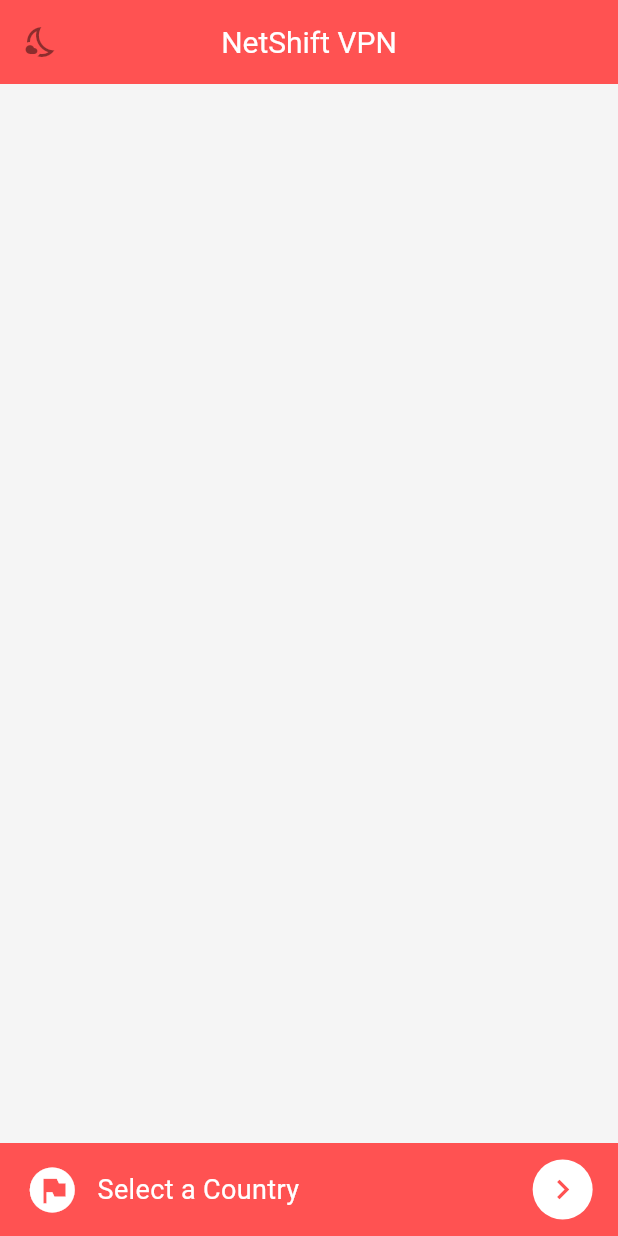
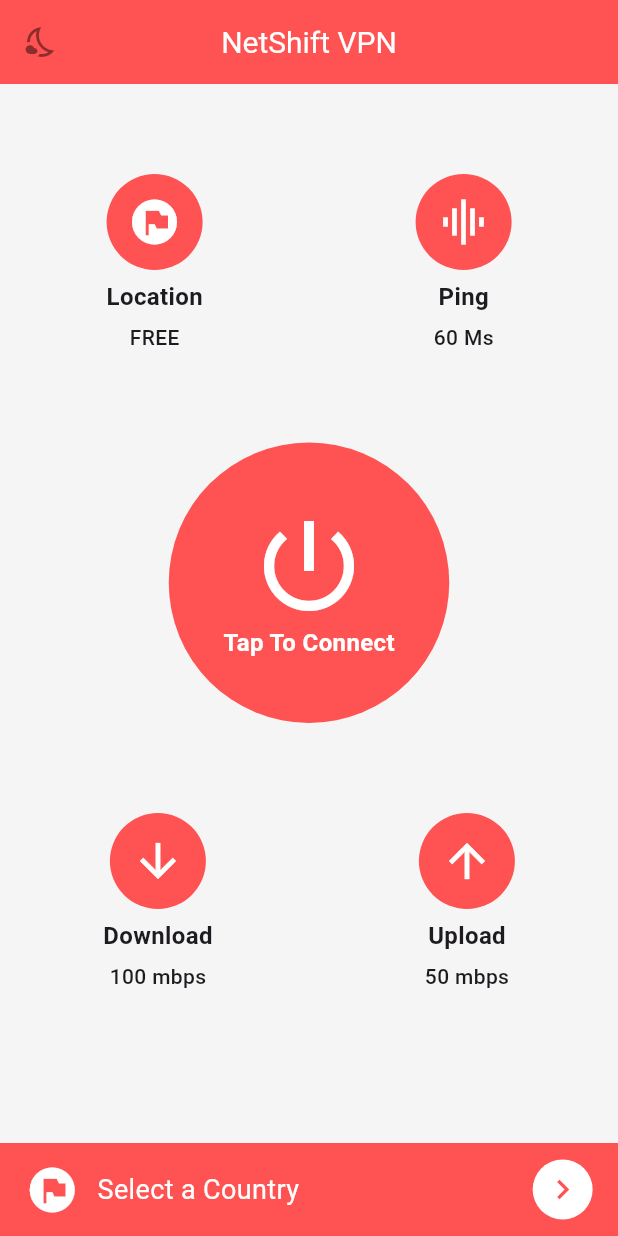
Before and after one commit to FarzinNs83/NetShift-VPN, a Flutter app: the screen it shows after launch, on a phone screen of 412 x 824 dp. Run offline on Flutter 3.47's test engine with Material 3 defaults, Android fonts, the light colour scheme and no system bars; our stand-ins replace get, get_storage.

Commit message:
folder + home page ui

```diff
--- /dev/null
+++ b/lib/component/my_comp.dart
@@ -0,0 +1,39 @@
+import 'package:flutter/material.dart';
+import 'package:get/get.dart';
+
+class CustomButtons extends StatelessWidget {
+  final String titleText;
+  final String subtitle;
+  final Widget icon;
+  const CustomButtons({
+    super.key,
+    required this.titleText,
+    required this.subtitle,
+    required this.icon,
+  });
+
+  @override
+  Widget build(BuildContext context) {
+    return SizedBox(
+        // height: Get.height * 0.50,
+        child: Column(
+          children: [
+            icon,
+            const SizedBox(
+              height: 6,
+            ),
+            Text(
+              titleText,
+              style: const TextStyle(fontSize: 16, fontWeight: FontWeight.w600),
+            ),
+            const SizedBox(
+              height: 6,
+            ),
+            Text(
+              subtitle,
+              style: const TextStyle(fontSize: 14, fontWeight: FontWeight.w500),
+            ),
+          ],
+        ));
+  }
+}
--- a/lib/theme_controller.dart
+++ b/lib/controller/theme_controller.dart
@@ -1,6 +1,6 @@
 import 'package:get/get.dart';
 import 'package:get_storage/get_storage.dart';
-import 'package:netshift_vpn/light_dark_theme.dart';
+import 'package:netshift_vpn/theme/light_dark_theme.dart';
 
 class ThemeController extends GetxController {
   var isDarkMode = false.obs;
--- a/lib/home_page.dart
+++ /dev/null
@@ -1,84 +0,0 @@
-import 'package:flutter/material.dart';
-import 'package:get/get.dart';
-import 'package:netshift_vpn/theme_controller.dart';
-
-class HomePage extends StatelessWidget {
-  HomePage({super.key});
-  BottomSelection(BuildContext context) {
-    return SafeArea(
-      child: Semantics(
-        button: true,
-        child: GestureDetector(
-          onTap: () {},
-          child: Container(
-            color: Colors.redAccent,
-            padding: EdgeInsets.symmetric(horizontal: Get.width * .041),
-            height: 62,
-            child: const Row(
-              children: [
-                Icon(
-                  Icons.flag_circle,
-                  color: Colors.white,
-                  size: 36,
-                ),
-                SizedBox(
-                  width: 12,
-                ),
-                Text(
-                  "Select a Country",
-                  style: TextStyle(
-                    color: Colors.white,
-                    fontSize: 18,
-                    fontWeight: FontWeight.w400,
-                  ),
-                ),
-                Spacer(),
-                CircleAvatar(
-                  backgroundColor: Colors.white,
-                  child: Icon(
-                    Icons.keyboard_arrow_right,
-                    color: Colors.redAccent,
-                    size: 26,
-                  ),
-                )
-              ],
-            ),
-          ),
-        ),
-      ),
-    );
-  }
-
-  final ThemeController themeController = Get.find();
-  @override
-  Widget build(BuildContext context) {
-    return Scaffold(
-      appBar: AppBar(
-        backgroundColor: Colors.redAccent,
-        title: const Text("NetShift VPN"),
-        centerTitle: true,
-        leading: Builder(
-          builder: (context) {
-            return Obx(
-              () => IconButton(
-                onPressed: () {
-                  themeController.toggleTheme();
-                },
-                icon: themeController.isDarkMode.value
-                    ? const Icon(
-                        Icons.wb_sunny_outlined,
-                        color: Colors.amberAccent,
-                      )
-                    : const Icon(
-                        Icons.nights_stay_outlined,
-                        color: Colors.black45,
-                      ),
-              ),
-            );
-          },
-        ),
-      ),
-      bottomNavigationBar: BottomSelection(context),
-    );
-  }
-}
--- a/lib/main.dart
+++ b/lib/main.dart
@@ -1,9 +1,9 @@
 import 'package:flutter/material.dart';
 import 'package:get/get.dart';
 import 'package:get_storage/get_storage.dart';
-import 'package:netshift_vpn/home_page.dart';
-import 'package:netshift_vpn/light_dark_theme.dart';
-import 'package:netshift_vpn/theme_controller.dart';
+import 'package:netshift_vpn/view/home_page.dart';
+import 'package:netshift_vpn/theme/light_dark_theme.dart';
+import 'package:netshift_vpn/controller/theme_controller.dart';
 
 void main() async {
   await GetStorage.init();
--- /dev/null
+++ b/lib/view/home_page.dart
@@ -0,0 +1,214 @@
+// ignore_for_file: prefer_const_constructors
+
+import 'package:flutter/material.dart';
+import 'package:get/get.dart';
+import 'package:netshift_vpn/component/my_comp.dart';
+import 'package:netshift_vpn/controller/theme_controller.dart';
+
+class HomePage extends StatelessWidget {
+  HomePage({super.key});
+  // ignore: non_constant_identifier_names
+  BottomSelection(BuildContext context) {
+    return SafeArea(
+      child: Semantics(
+        button: true,
+        child: GestureDetector(
+          onTap: () {},
+          child: Container(
+            color: Colors.redAccent,
+            padding: EdgeInsets.symmetric(horizontal: Get.width * .041),
+            height: 62,
+            child: const Row(
+              children: [
+                Icon(
+                  Icons.flag_circle,
+                  color: Colors.white,
+                  size: 36,
+                ),
+                SizedBox(
+                  width: 12,
+                ),
+                Text(
+                  "Select a Country",
+                  style: TextStyle(
+                    color: Colors.white,
+                    fontSize: 18,
+                    fontWeight: FontWeight.w400,
+                  ),
+                ),
+                Spacer(),
+                CircleAvatar(
+                  backgroundColor: Colors.white,
+                  child: Icon(
+                    Icons.keyboard_arrow_right,
+                    color: Colors.redAccent,
+                    size: 26,
+                  ),
+                )
+              ],
+            ),
+          ),
+        ),
+      ),
+    );
+  }
+
+  Widget vpnButton() {
+    return Column(
+      children: [
+        Semantics(
+          button: true,
+          child: InkWell(
+            onTap: () {},
+            borderRadius: BorderRadius.circular(100),
+            child: Container(
+              padding: EdgeInsets.all(14),
+              decoration: BoxDecoration(
+                shape: BoxShape.circle,
+                color: Colors.redAccent,
+              ),
+              child: Container(
+                padding: EdgeInsets.all(14),
+                decoration: BoxDecoration(
+                  shape: BoxShape.circle,
+                  color: Colors.redAccent,
+                ),
+                child: Container(
+                  padding: EdgeInsets.all(14),
+                  decoration: BoxDecoration(
+                    shape: BoxShape.circle,
+                    color: Colors.redAccent,
+                  ),
+                  child: Column(
+                    children: const [
+                      Icon(
+                        Icons.power_settings_new,size: 80,
+                        color: Colors.white,
+                      ),
+                      Text("Tap To Connect",style: TextStyle(color: Colors.white,fontSize: 16,fontWeight: FontWeight.bold,),),
+                    ],
+                  ),
+                ),
+              ),
+            ),
+
+          ),
+        )
+      ],
+    );
+  }
+
+  final ThemeController themeController = Get.find();
+  @override
+  Widget build(BuildContext context) {
+    return Scaffold(
+      appBar: AppBar(
+        backgroundColor: Colors.redAccent,
+        title: const Text("NetShift VPN"),
+        centerTitle: true,
+        leading: Builder(
+          builder: (context) {
+            return Obx(
+              () => IconButton(
+                onPressed: () {
+                  themeController.toggleTheme();
+                },
+                icon: themeController.isDarkMode.value
+                    ? const Icon(
+                        Icons.wb_sunny_outlined,
+                        color: Colors.amberAccent,
+                      )
+                    : const Icon(
+                        Icons.nights_stay_outlined,
+                        color: Colors.black45,
+                      ),
+              ),
+            );
+          },
+        ),
+      ),
+      bottomNavigationBar: BottomSelection(context),
+      body: SingleChildScrollView(
+        child:  Center(
+          child: Column(
+            mainAxisAlignment: MainAxisAlignment.center,
+            children: [
+              SizedBox(
+                height: 60,
+              ),
+              Row(
+                mainAxisAlignment: MainAxisAlignment.spaceAround,
+                children: const [
+                  CustomButtons(
+                    titleText: "Location",
+                    subtitle: "FREE",
+                    icon: CircleAvatar(
+                      radius: 32,
+                      backgroundColor: Colors.redAccent,
+                      child: Icon(
+                        Icons.flag_circle,
+                        color: Colors.white,
+                        size: 36,
+                      ),
+                    ),
+                  ),
+                  CustomButtons(
+                    titleText: "Ping",
+                    subtitle: "60 Ms",
+                    icon: CircleAvatar(
+                      radius: 32,
+                      backgroundColor: Colors.redAccent,
+                      child: Icon(
+                        Icons.graphic_eq,
+                        color: Colors.white,
+                        size: 36,
+                      ),
+                    ),
+                  ),
+                ],
+              ),
+              SizedBox(
+                height: 60,
+              ),
+              vpnButton(),
+              SizedBox(
+                height: 60,
+              ),
+              Row(
+                mainAxisAlignment: MainAxisAlignment.spaceAround,
+                children: const [
+                  CustomButtons(
+                    titleText: "Download",
+                    subtitle: "100 mbps",
+                    icon: CircleAvatar(
+                      radius: 32,
+                      backgroundColor: Colors.redAccent,
+                      child: Icon(
+                        Icons.arrow_downward,
+                        color: Colors.white,
+                        size: 36,
+                      ),
+                    ),
+                  ),
+                  CustomButtons(
+                    titleText: "Upload",
+                    subtitle: "50 mbps",
+                    icon: CircleAvatar(
+                      radius: 32,
+                      backgroundColor: Colors.redAccent,
+                      child: Icon(
+                        Icons.arrow_upward,
+                        color: Colors.white,
+                        size: 36,
+                      ),
+                    ),
+                  ),
+                ],
+              ),
+            ],
+          ),
+        ),
+      ),
+    );
+  }
+}
```
Also changed, not shown: lib/theme/light_dark_theme.dart (renamed from lib/light_dark_theme.dart), pubspec.lock.
